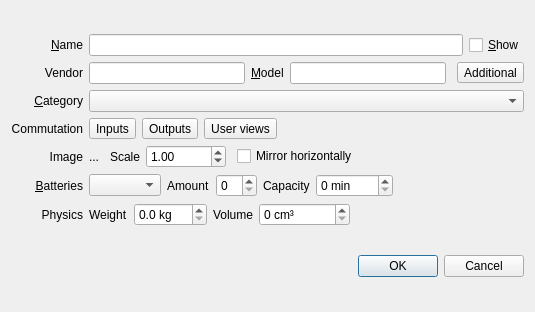
Old version of the form device_editor.ui in the repository uliss/patch_scene.
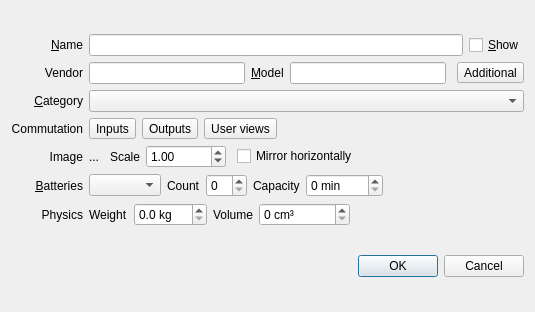
New version of the form. Custom widgets are drawn as their Qt base class.

```diff
--- a/device_editor.ui
+++ b/device_editor.ui
@@ -110,7 +110,7 @@
        <item>
         <widget class="QLabel" name="label_2">
          <property name="text">
-          <string>Amount</string>
+          <string>Count</string>
          </property>
         </widget>
        </item>
```
Left out of the diff: 4 changed lines with no effect on the pictures.
